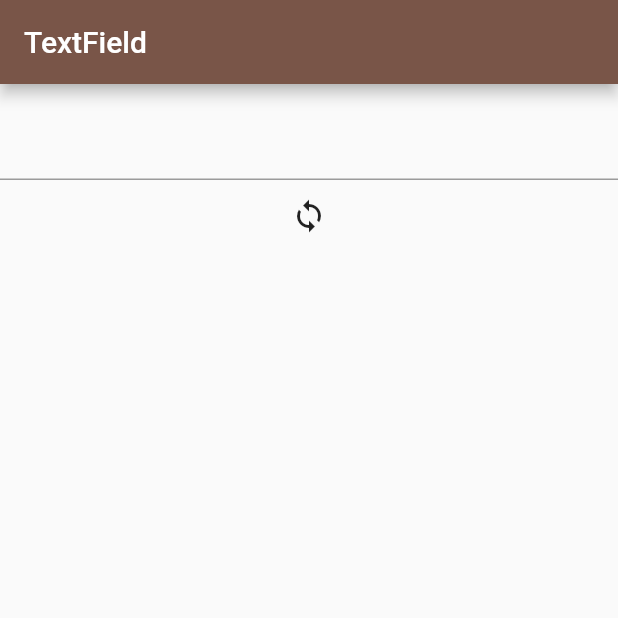
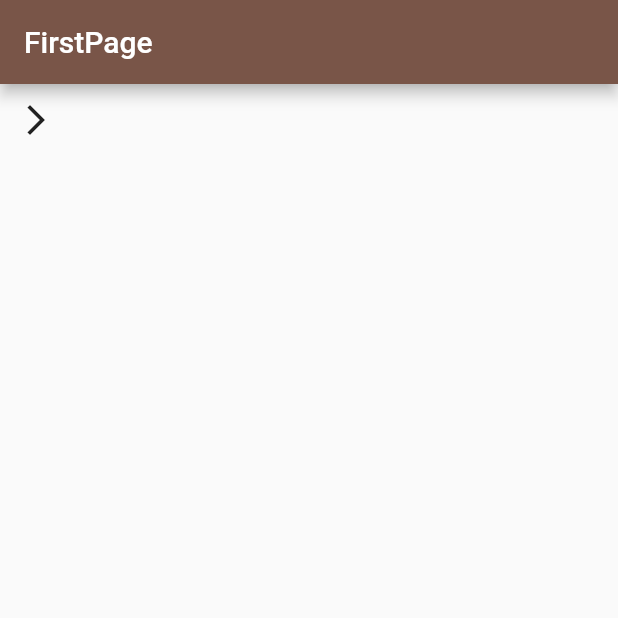
Before and after one commit to RuiOkazaki/hello_flutter, a Flutter app: the screen it shows after launch, on a phone screen of 412 x 824 dp, the top half of it. Run offline on Flutter 3.47's test engine with Material 2 defaults, Android fonts, the phone set to English and light mode, and no system bars.

Commit message:
feat: firstpage, secondpage

```diff
--- /dev/null
+++ b/lib/first_page.dart
@@ -0,0 +1,16 @@
+import 'package:flutter/material.dart';
+
+class FirstPage extends StatelessWidget {
+  const FirstPage({Key? key}) : super(key: key);
+
+  @override
+  Widget build(BuildContext context) {
+    return Scaffold(
+      appBar: AppBar(
+        title: const Text('FirstPage'),
+      ),
+      body: const IconButton(
+          onPressed: () {}, icon: Icon(Icons.arrow_forward_ios)),
+    );
+  }
+}
--- a/lib/main.dart
+++ b/lib/main.dart
@@ -1,6 +1,5 @@
 import 'package:flutter/material.dart';
-import 'package:sample_app/my_home_page.dart';
-import 'package:sample_app/text_field_page.dart';
+import 'package:sample_app/first_page.dart';
 
 void main() {
   runApp(const MyApp());
@@ -23,8 +22,7 @@ class MyApp extends StatelessWidget {
       ),
       // darkThemeを先程宣言したdarkThemeにする
       darkTheme: darkTheme,
-      // home: const MyHomePage(title: 'Flutter Demo Home Page'),
-      home: const TextFieldPage(),
+      home: const FirstPage(),
     );
   }
 }
```
Also changed, not shown: lib/second_page.dart (added, +16 -0 lines).
